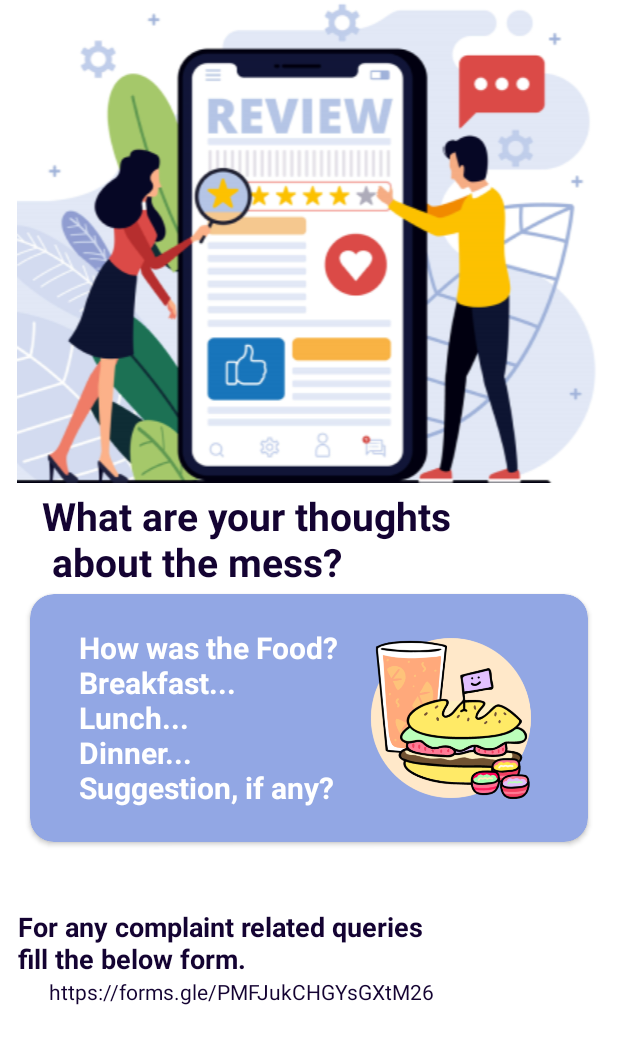
After one commit to Androrubin/Mess_Maven, an Android app: the layout activity_review.xml on its own in the app's theme, with its tools: preview values and no code run, on a phone screen of 412 x 824 dp. The commit adds this screen. Shown: the top 1044 px of the screen. Run offline under Robolectric (Android 15) with nearby library versions, the phone set to English and light mode, and no system bars.

Commit message:
review xml added

```diff
--- a/app/src/main/java/com/androrubin/messmavendemo/ui/home/Announcements.kt
+++ b/app/src/main/java/com/androrubin/messmavendemo/ui/home/Announcements.kt
@@ -9,8 +9,6 @@ import com.androrubin.messmavendemo.R
 
 
 class Announcements : Fragment() {
-
-
     override fun onCreate(savedInstanceState: Bundle?) {
         super.onCreate(savedInstanceState)
         arguments?.let {
--- a/app/src/main/java/com/androrubin/messmavendemo/ui/home/rules.kt
+++ /dev/null
@@ -1,5 +0,0 @@
-package com.androrubin.messmavendemo.ui.home
-
-class rules {
-
-}
--- /dev/null
+++ b/app/src/main/res/layout/activity_review.xml
@@ -0,0 +1,114 @@
+<?xml version="1.0" encoding="utf-8"?>
+<androidx.constraintlayout.widget.ConstraintLayout xmlns:android="http://schemas.android.com/apk/res/android"
+    xmlns:app="http://schemas.android.com/apk/res-auto"
+    xmlns:tools="http://schemas.android.com/tools"
+    android:layout_width="match_parent"
+    android:layout_height="match_parent"
+    tools:context=".ui.home.ReviewActivity">
+
+
+
+    <ImageView
+        android:id="@+id/review_img"
+        android:layout_width="match_parent"
+        android:layout_height="wrap_content"
+        android:src="@drawable/review_img"
+        app:layout_constraintEnd_toEndOf="parent"
+        app:layout_constraintStart_toStartOf="parent"
+        app:layout_constraintTop_toTopOf="parent"/>
+
+    <TextView
+        android:id="@+id/text2"
+        android:layout_width="wrap_content"
+        android:layout_height="wrap_content"
+        android:padding="4dp"
+        android:layout_marginStart="12dp"
+        android:text="What are your thoughts\n about the mess? "
+        android:textColor="@color/dark_blue"
+        android:textSize="26dp"
+        android:textStyle="bold"
+        app:layout_constraintEnd_toEndOf="parent"
+        app:layout_constraintHorizontal_bias="0.102"
+        app:layout_constraintStart_toStartOf="parent"
+        app:layout_constraintTop_toBottomOf="@id/review_img" />
+
+
+    <androidx.cardview.widget.CardView
+        android:id="@+id/blue_card"
+        android:layout_width="match_parent"
+        android:layout_height="wrap_content"
+        android:backgroundTint="@color/light_blue"
+        android:padding="6dp"
+        android:layout_marginStart="20dp"
+        android:layout_marginEnd="20dp"
+        app:cardCornerRadius="16dp"
+        app:layout_constraintStart_toStartOf="parent"
+        app:layout_constraintTop_toBottomOf="@id/text2">
+
+        <androidx.constraintlayout.widget.ConstraintLayout
+            android:layout_width="match_parent"
+            android:layout_height="match_parent">
+
+
+            <TextView
+                android:id="@+id/text1"
+                android:layout_width="wrap_content"
+                android:layout_height="wrap_content"
+                android:layout_marginTop="20dp"
+                android:padding="2dp"
+                android:text="How was the Food?\nBreakfast...\nLunch...\nDinner...\nSuggestion, if any?
+"
+
+                android:textColor="@color/white"
+                android:textSize="20dp"
+                android:textStyle="bold"
+                app:layout_constraintEnd_toEndOf="parent"
+                app:layout_constraintHorizontal_bias="0.157"
+                app:layout_constraintStart_toStartOf="parent"
+                app:layout_constraintTop_toTopOf="@+id/imageView5"
+                 />
+
+            <ImageView
+                android:id="@+id/imageView5"
+                android:layout_width="143dp"
+                android:layout_height="165dp"
+                app:layout_constraintStart_toEndOf="@id/text1"
+                app:layout_constraintTop_toTopOf="parent"
+                app:srcCompat="@drawable/image3food" />
+
+        </androidx.constraintlayout.widget.ConstraintLayout>
+
+
+    </androidx.cardview.widget.CardView>
+
+
+    <TextView
+        android:id="@+id/textView3"
+        android:layout_width="match_parent"
+        android:layout_height="wrap_content"
+        android:layout_marginTop="44dp"
+        android:text="For any complaint related queries\nfill the below form."
+        android:textColor="@color/dark_blue"
+        android:textSize="18dp"
+        android:layout_marginStart="12sp"
+        android:textStyle="bold"
+        app:layout_constraintEnd_toEndOf="parent"
+        app:layout_constraintStart_toStartOf="parent"
+        app:layout_constraintTop_toBottomOf="@id/blue_card" />
+
+    <TextView
+        android:id="@+id/btnSignup"
+        android:layout_width="wrap_content"
+        android:layout_height="wrap_content"
+        android:gravity="center"
+        android:linksClickable="true"
+        android:text="https://forms.gle/PMFJukCHGYsGXtM26"
+
+        android:textColor="@color/dark_blue"
+        app:layout_constraintEnd_toEndOf="parent"
+        app:layout_constraintHorizontal_bias="0.206"
+        app:layout_constraintStart_toStartOf="parent"
+        app:layout_constraintTop_toBottomOf="@id/textView3" />
+
+
+</androidx.constraintlayout.widget.ConstraintLayout>
```
Also changed, not shown: app/src/main/AndroidManifest.xml (+10 -6 lines), app/src/main/java/com/androrubin/messmavendemo/ui/home/ReviewActivity.kt (added, +13 -0 lines), app/src/main/res/drawable/group_64.xml (added, +26 -0 lines), app/src/main/res/drawable/rectangle_11.xml (added, +9 -0 lines), app/src/main/res/layout/fragment_announcements.xml (+28 -26 lines), app/src/main/res/layout/fragment_rules_fragment.xml (+43 -33 lines), app/src/main/res/drawable/image3food.png (added), app/src/main/res/drawable/review_img.png (added).
